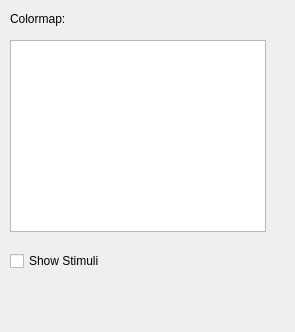
First picture: the form in mesmerize/plotting/widgets/heatmap/control_widget.ui, repository kushalkolar/MESmerize, before the edit.
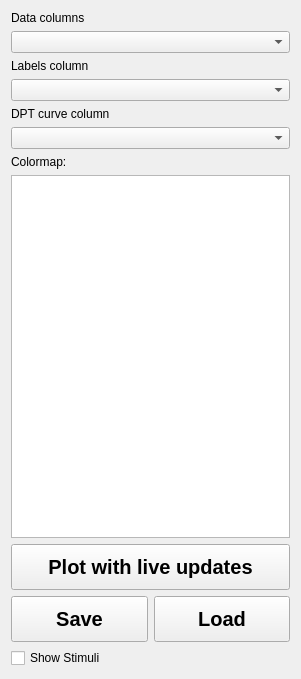
Second picture: the form after the edit. Custom widgets are drawn as their Qt base class.

Commit message: 1. Transmission object has a new attribute "plot_state" which is a dict that can be used for storing things like plot type, data column, label column etc. for plots so that they can be saved and loaded easily. 2. Colormap list widget orders things alphabetically. 3. Heatmap node no longer has control widgets. 4. HeatmapTracerWidget has control widgets for data column etc. 5. HeatmapTracerWidget plots can be stored and loaded. Update data_types.py, colormap_list.py, and 4 more files...

```diff
--- a/mesmerize/plotting/widgets/heatmap/control_widget.ui
+++ b/mesmerize/plotting/widgets/heatmap/control_widget.ui
@@ -1,57 +1,148 @@
 <?xml version="1.0" encoding="UTF-8"?>
 <ui version="4.0">
- <class>DockWidget</class>
- <widget class="QDockWidget" name="DockWidget">
+ <class>ControlWidget</class>
+ <widget class="QWidget" name="ControlWidget">
   <property name="geometry">
    <rect>
     <x>0</x>
     <y>0</y>
-    <width>295</width>
-    <height>332</height>
+    <width>301</width>
+    <height>679</height>
    </rect>
   </property>
   <property name="windowTitle">
    <string>Heat&amp;map Controls</string>
   </property>
-  <widget class="QWidget" name="dockWidgetContents">
-   <widget class="QListWidget" name="listWidgetColorMaps">
-    <property name="geometry">
-     <rect>
-      <x>10</x>
-      <y>40</y>
-      <width>256</width>
-      <height>192</height>
-     </rect>
-    </property>
-   </widget>
-   <widget class="QLabel" name="label">
-    <property name="geometry">
-     <rect>
-      <x>10</x>
-      <y>10</y>
-      <width>81</width>
-      <height>18</height>
-     </rect>
-    </property>
-    <property name="text">
-     <string>Colormap:</string>
-    </property>
-   </widget>
-   <widget class="QCheckBox" name="checkBoxShowStimuli">
-    <property name="geometry">
-     <rect>
-      <x>10</x>
-      <y>250</y>
-      <width>121</width>
-      <height>22</height>
-     </rect>
-    </property>
-    <property name="text">
-     <string>Show Stimuli</string>
-    </property>
-   </widget>
-  </widget>
+  <layout class="QVBoxLayout" name="verticalLayout">
+   <item>
+    <widget class="QLabel" name="label_2">
+     <property name="text">
+      <string>Data columns</string>
+     </property>
+    </widget>
+   </item>
+   <item>
+    <widget class="QComboBox" name="comboBoxDataColumn"/>
+   </item>
+   <item>
+    <widget class="QLabel" name="label_3">
+     <property name="text">
+      <string>Labels column</string>
+     </property>
+    </widget>
+   </item>
+   <item>
+    <widget class="QComboBox" name="comboBoxLabelsColumn"/>
+   </item>
+   <item>
+    <widget class="QLabel" name="label_5">
+     <property name="text">
+      <string>DPT curve column</string>
+     </property>
+    </widget>
+   </item>
+   <item>
+    <widget class="QComboBox" name="comboBoxDPTCurveColumn"/>
+   </item>
+   <item>
+    <widget class="QLabel" name="label">
+     <property name="text">
+      <string>Colormap:</string>
+     </property>
+    </widget>
+   </item>
+   <item>
+    <widget class="ColormapListWidget" name="listWidgetColorMaps"/>
+   </item>
+   <item>
+    <widget class="QPushButton" name="pushButtonPlot">
+     <property name="minimumSize">
+      <size>
+       <width>0</width>
+       <height>46</height>
+      </size>
+     </property>
+     <property name="font">
+      <font>
+       <pointsize>15</pointsize>
+       <weight>75</weight>
+       <bold>true</bold>
+      </font>
+     </property>
+     <property name="text">
+      <string>Plot with live updates</string>
+     </property>
+     <property name="checkable">
+      <bool>true</bool>
+     </property>
+    </widget>
+   </item>
+   <item>
+    <layout class="QHBoxLayout" name="horizontalLayout">
+     <item>
+      <widget class="QPushButton" name="pushButtonSave">
+       <property name="minimumSize">
+        <size>
+         <width>0</width>
+         <height>46</height>
+        </size>
+       </property>
+       <property name="font">
+        <font>
+         <pointsize>15</pointsize>
+         <weight>75</weight>
+         <bold>true</bold>
+        </font>
+       </property>
+       <property name="text">
+        <string>Save</string>
+       </property>
+       <property name="checkable">
+        <bool>false</bool>
+       </property>
+      </widget>
+     </item>
+     <item>
+      <widget class="QPushButton" name="pushButtonLoad">
+       <property name="minimumSize">
+        <size>
+         <width>0</width>
+         <height>46</height>
+        </size>
+       </property>
+       <property name="font">
+        <font>
+         <pointsize>15</pointsize>
+         <weight>75</weight>
+         <bold>true</bold>
+        </font>
+       </property>
+       <property name="text">
+        <string>Load</string>
+       </property>
+       <property name="checkable">
+        <bool>false</bool>
+       </property>
+      </widget>
+     </item>
+    </layout>
+   </item>
+   <item>
+    <widget class="QCheckBox" name="checkBoxShowStimuli">
+     <property name="text">
+      <string>Show Stimuli</string>
+     </property>
+    </widget>
+   </item>
+  </layout>
  </widget>
+ <customwidgets>
+  <customwidget>
+   <class>ColormapListWidget</class>
+   <extends>QListWidget</extends>
+   <header>..colormap_list</header>
+  </customwidget>
+ </customwidgets>
  <resources/>
  <connections/>
 </ui>
```
Left out of the diff: 2 changed lines with no effect on the pictures. The commit also changes 6 other files.
